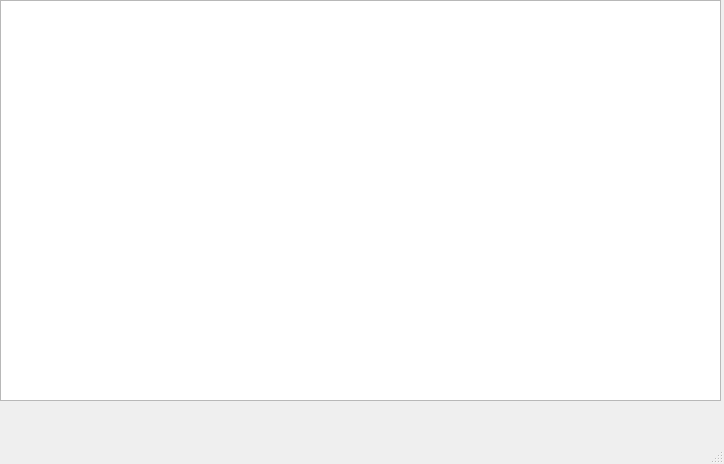
The window that main.ui (buj17/Coffee) describes before a commit, drawn with Qt 5.
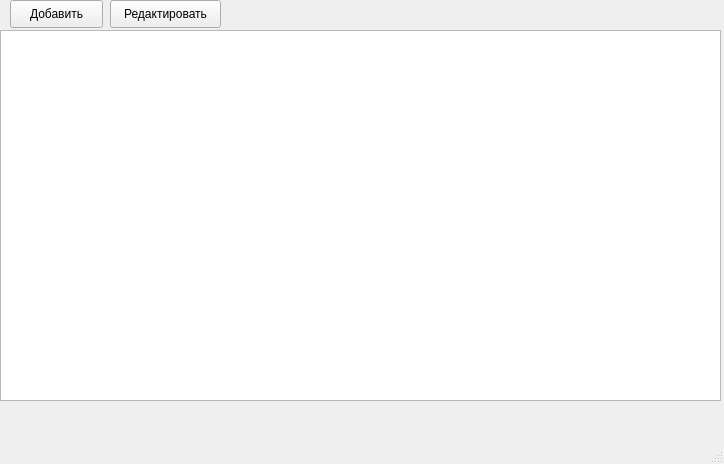
The same window after the commit.

The edit to the form file:
```diff
--- a/main.ui
+++ b/main.ui
@@ -18,12 +18,38 @@
     <property name="geometry">
      <rect>
       <x>0</x>
-      <y>0</y>
+      <y>30</y>
       <width>721</width>
-      <height>401</height>
+      <height>371</height>
      </rect>
     </property>
    </widget>
+   <widget class="QPushButton" name="addButton">
+    <property name="geometry">
+     <rect>
+      <x>10</x>
+      <y>0</y>
+      <width>93</width>
+      <height>28</height>
+     </rect>
+    </property>
+    <property name="text">
+     <string>Добавить</string>
+    </property>
+   </widget>
+   <widget class="QPushButton" name="editButton">
+    <property name="geometry">
+     <rect>
+      <x>110</x>
+      <y>0</y>
+      <width>111</width>
+      <height>28</height>
+     </rect>
+    </property>
+    <property name="text">
+     <string>Редактировать</string>
+    </property>
+   </widget>
   </widget>
   <widget class="QMenuBar" name="menubar">
    <property name="geometry">
```
